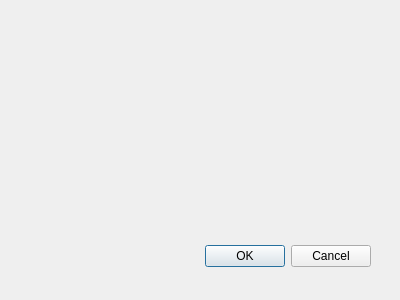
networkoptix/nx_open, file client/src/ui/dialogs/layout_settings_dialog.ui: the form before one commit.
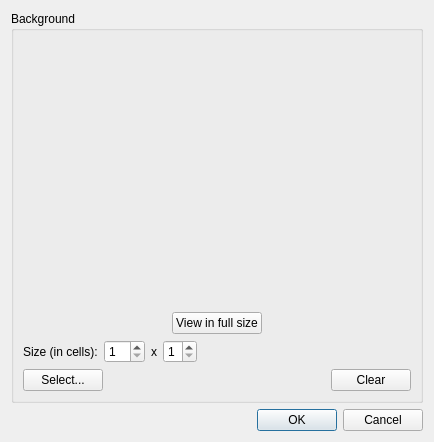
The form after the commit. Icons and pictures are not drawn.

Commit message:
Layout settings dialog - in progress
<==== Mercurial data ====>
Branch: e-mapping

```diff
--- a/client/src/ui/dialogs/layout_settings_dialog.ui
+++ b/client/src/ui/dialogs/layout_settings_dialog.ui
@@ -8,29 +8,178 @@
    <rect>
     <x>0</x>
     <y>0</y>
-    <width>400</width>
-    <height>300</height>
+    <width>434</width>
+    <height>442</height>
    </rect>
   </property>
   <property name="windowTitle">
    <string>Dialog</string>
   </property>
-  <widget class="QDialogButtonBox" name="buttonBox">
-   <property name="geometry">
-    <rect>
-     <x>30</x>
-     <y>240</y>
-     <width>341</width>
-     <height>32</height>
-    </rect>
-   </property>
-   <property name="orientation">
-    <enum>Qt::Horizontal</enum>
-   </property>
-   <property name="standardButtons">
-    <set>QDialogButtonBox::Cancel|QDialogButtonBox::Ok</set>
-   </property>
-  </widget>
+  <layout class="QVBoxLayout" name="verticalLayout_2">
+   <item>
+    <widget class="QGroupBox" name="groupBox">
+     <property name="title">
+      <string>Background</string>
+     </property>
+     <layout class="QVBoxLayout" name="verticalLayout" stretch="1,0,0,0">
+      <item>
+       <widget class="QLabel" name="imageLabel">
+        <property name="text">
+         <string notr="true"/>
+        </property>
+        <property name="pixmap">
+         <pixmap resource="../../../x86/build/client-custom.qrc">:/skin/tree/snapshot.png</pixmap>
+        </property>
+        <property name="alignment">
+         <set>Qt::AlignCenter</set>
+        </property>
+       </widget>
+      </item>
+      <item>
+       <layout class="QHBoxLayout" name="horizontalLayout_2">
+        <item>
+         <spacer name="horizontalSpacer_2">
+          <property name="orientation">
+           <enum>Qt::Horizontal</enum>
+          </property>
+          <property name="sizeHint" stdset="0">
+           <size>
+            <width>40</width>
+            <height>20</height>
+           </size>
+          </property>
+         </spacer>
+        </item>
+        <item>
+         <widget class="QPushButton" name="viewButton">
+          <property name="text">
+           <string>View in full size</string>
+          </property>
+          <property name="icon">
+           <iconset resource="../../../x86/build/client-custom.qrc">
+            <normaloff>:/skin/item/search.png</normaloff>:/skin/item/search.png</iconset>
+          </property>
+          <property name="iconSize">
+           <size>
+            <width>24</width>
+            <height>24</height>
+           </size>
+          </property>
+         </widget>
+        </item>
+        <item>
+         <spacer name="horizontalSpacer_3">
+          <property name="orientation">
+           <enum>Qt::Horizontal</enum>
+          </property>
+          <property name="sizeHint" stdset="0">
+           <size>
+            <width>40</width>
+            <height>20</height>
+           </size>
+          </property>
+         </spacer>
+        </item>
+       </layout>
+      </item>
+      <item>
+       <layout class="QHBoxLayout" name="horizontalLayout">
+        <item>
+         <widget class="QLabel" name="label_2">
+          <property name="text">
+           <string>Size (in cells):</string>
+          </property>
+         </widget>
+        </item>
+        <item>
+         <widget class="QSpinBox" name="widthSpinBox">
+          <property name="minimum">
+           <number>1</number>
+          </property>
+          <property name="maximum">
+           <number>16</number>
+          </property>
+         </widget>
+        </item>
+        <item>
+         <widget class="QLabel" name="label_3">
+          <property name="text">
+           <string notr="true">x</string>
+          </property>
+         </widget>
+        </item>
+        <item>
+         <widget class="QSpinBox" name="heightSpinBox">
+          <property name="minimum">
+           <number>1</number>
+          </property>
+          <property name="maximum">
+           <number>9</number>
+          </property>
+         </widget>
+        </item>
+        <item>
+         <spacer name="horizontalSpacer">
+          <property name="orientation">
+           <enum>Qt::Horizontal</enum>
+          </property>
+          <property name="sizeHint" stdset="0">
+           <size>
+            <width>40</width>
+            <height>20</height>
+           </size>
+          </property>
+         </spacer>
+        </item>
+       </layout>
+      </item>
+      <item>
+       <layout class="QHBoxLayout" name="horizontalLayout_3">
+        <item>
+         <widget class="QPushButton" name="selectButton">
+          <property name="text">
+           <string>Select...</string>
+          </property>
+         </widget>
+        </item>
+        <item>
+         <spacer name="horizontalSpacer_4">
+          <property name="orientation">
+           <enum>Qt::Horizontal</enum>
+          </property>
+          <property name="sizeHint" stdset="0">
+           <size>
+            <width>40</width>
+            <height>20</height>
+           </size>
+          </property>
+         </spacer>
+        </item>
+        <item>
+         <widget class="QPushButton" name="clearButton">
+          <property name="text">
+           <string>Clear</string>
+          </property>
+         </widget>
+        </item>
+       </layout>
+      </item>
+     </layout>
+    </widget>
+   </item>
+   <item>
+    <widget class="QDialogButtonBox" name="buttonBox">
+     <property name="orientation">
+      <enum>Qt::Horizontal</enum>
+     </property>
+     <property name="standardButtons">
+      <set>QDialogButtonBox::Cancel|QDialogButtonBox::Ok</set>
+     </property>
+    </widget>
+   </item>
+  </layout>
+  <zorder>buttonBox</zorder>
+  <zorder>groupBox</zorder>
  </widget>
  <pixmapfunction/>
  <resources/>
```
Left out of the diff: 25 changed lines with no effect on the pictures. The commit also changes 9 other files.
